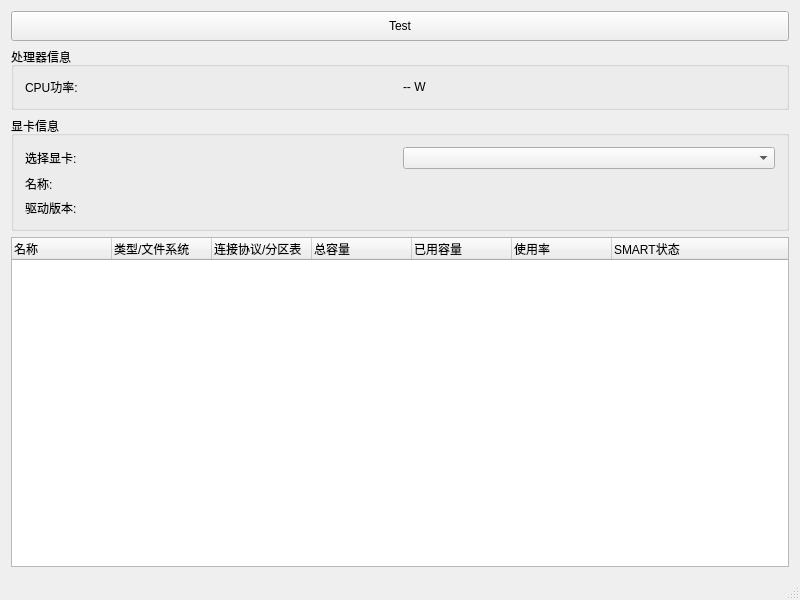
This is Qt-Widgets-TC-monitor/QtWidgetsTCmonitor.ui in dongge0210/project_TC-Windows-client-x64 as Qt 5 draws it before an edit. The edited form follows.
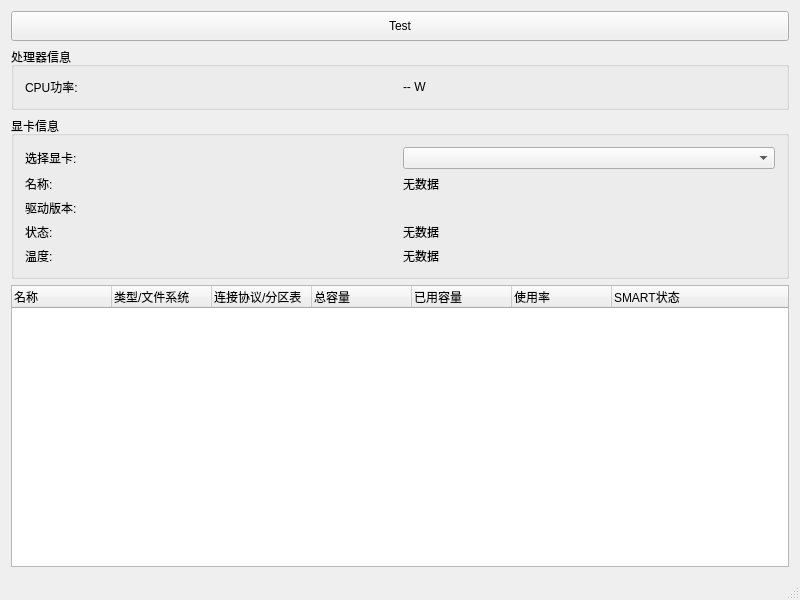
This is the edited form.

```diff
--- a/Qt-Widgets-TC-monitor/QtWidgetsTCmonitor.ui
+++ b/Qt-Widgets-TC-monitor/QtWidgetsTCmonitor.ui
@@ -78,7 +78,14 @@
         </widget>
        </item>
        <item row="1" column="1">
-        <widget class="QLabel" name="labelGpuName"/>
+        <widget class="QLabel" name="labelGpuName">
+         <property name="text">
+          <string>无数据</string>
+         </property>
+         <property name="toolTip">
+          <string>未检测到可用显卡或驱动未安装</string>
+         </property>
+        </widget>
        </item>
        <!-- 依次添加 gpuVram, gpuSharedMem, gpuCoreFreq, gpuPower -->
        <item row="2" column="0">
@@ -91,6 +98,34 @@
        <item row="2" column="1">
         <widget class="QLabel" name="labelGpuDriverVersion"/>
        </item>
+       <item row="3" column="0">
+        <widget class="QLabel" name="labelGpuStatusTitle">
+         <property name="text">
+          <string>状态:</string>
+         </property>
+        </widget>
+       </item>
+       <item row="3" column="1">
+        <widget class="QLabel" name="labelGpuStatus">
+         <property name="text">
+          <string>无数据</string>
+         </property>
+        </widget>
+       </item>
+       <item row="4" column="0">
+        <widget class="QLabel" name="labelGpuTempTitle">
+         <property name="text">
+          <string>温度:</string>
+         </property>
+        </widget>
+       </item>
+       <item row="4" column="1">
+        <widget class="QLabel" name="labelGpuTemp">
+         <property name="text">
+          <string>无数据</string>
+         </property>
+        </widget>
+       </item>
       </layout>
      </widget>
     </item>
```
